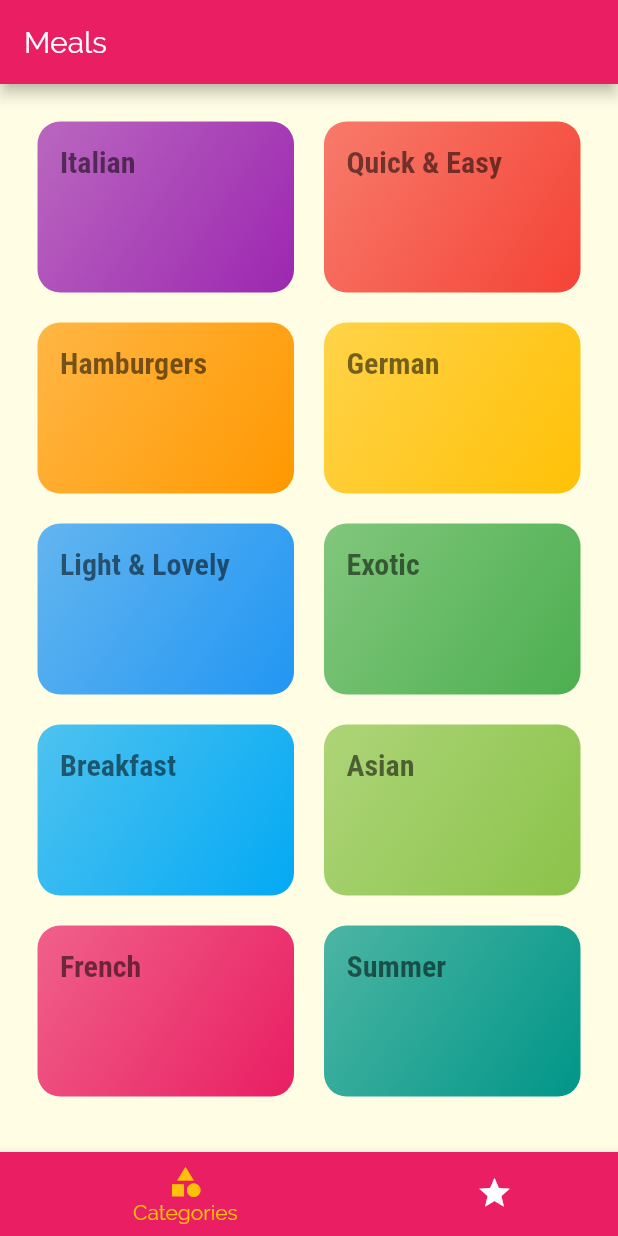
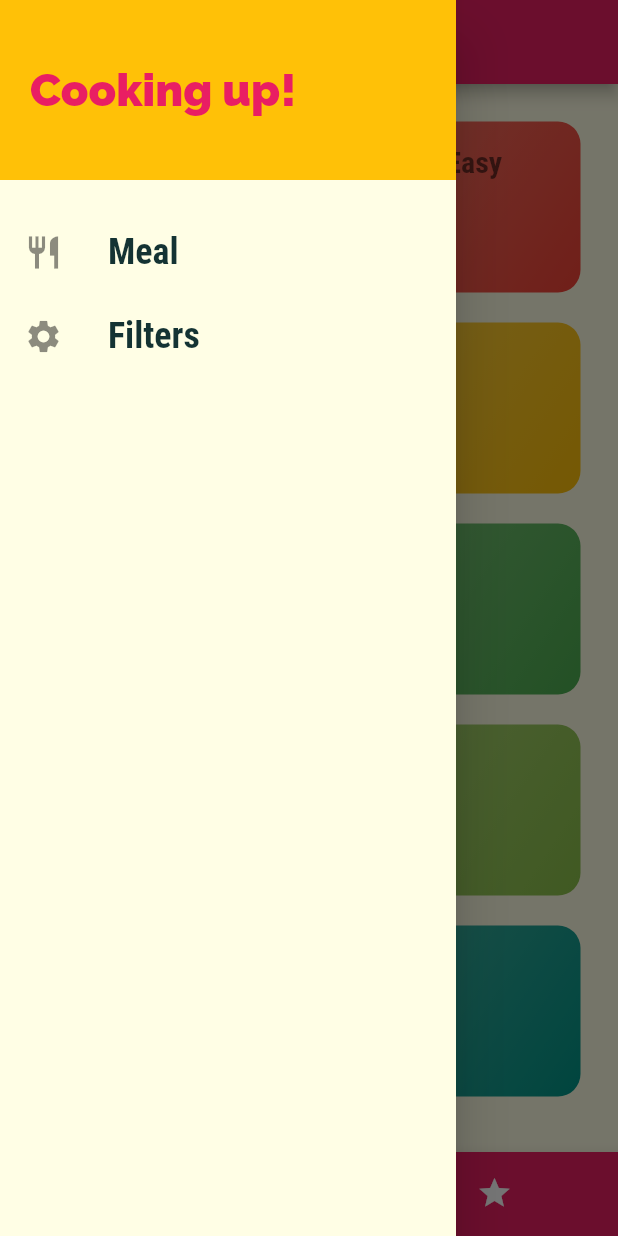
Before and after one commit to ashishtyagi10/meal_app, a Flutter app: the screen it shows after launch, with the side drawer open (before the commit the screen has no drawer), on a phone screen of 412 x 824 dp. Run offline on Flutter 3.47's test engine with Material 2 defaults, Android fonts, the phone set to English and light mode, and no system bars.

Commit message:
added filter screen

```diff
--- a/lib/main.dart
+++ b/lib/main.dart
@@ -1,5 +1,6 @@
 import 'package:flutter/material.dart';
 import 'package:meal_app/screens/category_meals_screen.dart';
+import 'package:meal_app/screens/filters_screen.dart';
 import 'package:meal_app/screens/meal_detail_screen.dart';
 import 'package:meal_app/screens/tabs_screen.dart';
 
@@ -35,8 +36,9 @@ class MyApp extends StatelessWidget {
       initialRoute: '/',
       routes: {
         '/': (ctx) => TabsScreen(),
-        CateogyMealsScreen.routeName: (ctx) => CateogyMealsScreen(),
+        CategoryMealsScreen.routeName: (ctx) => CategoryMealsScreen(),
         MealDetailScreen.routeName: (ctx) => MealDetailScreen(),
+        FilterScreen.routeName: (ctx) => FilterScreen(),
       },
       onGenerateRoute: (settings) {
         print(settings.arguments);
--- a/lib/screens/tabs_screen.dart
+++ b/lib/screens/tabs_screen.dart
@@ -1,6 +1,7 @@
 import 'package:flutter/material.dart';
 import 'package:meal_app/screens/categoreis_screen.dart';
 import 'package:meal_app/screens/favorites_screen.dart';
+import 'package:meal_app/widgets/main_drawer.dart';
 
 class TabsScreen extends StatefulWidget {
   @override
@@ -8,15 +9,20 @@ class TabsScreen extends StatefulWidget {
 }
 
 class _TabsScreenState extends State<TabsScreen> {
-  final List<Widget> _pages = [CategoriesScreen(), FavoritesScreen()];
+  final List<Map<String, Object>> _pages = [
+    {'page': CategoriesScreen(), 'title': 'Categories'},
+    {'page': FavoritesScreen(), 'title': 'Favorites'},
+  ];
+
   @override
   Widget build(BuildContext context) {
     return Scaffold(
       appBar: AppBar(
         actions: [],
-        title: Text('Meals'),
+        title: Text(_pages[_selectedPageIndex]['title']),
       ),
-      body: _pages[_selectedPageIndex],
+      drawer: MainDrawer(),
+      body: _pages[_selectedPageIndex]['page'],
       bottomNavigationBar: BottomNavigationBar(
         items: [
           BottomNavigationBarItem(
--- a/lib/widgets/category_item.dart
+++ b/lib/widgets/category_item.dart
@@ -9,7 +9,7 @@ class CategoryItem extends StatelessWidget {
   CategoryItem(this.id, this.title, this.color);
 
   void selectCategory(BuildContext context, String id, String title) {
-    Navigator.of(context).pushNamed(CateogyMealsScreen.routeName,
+    Navigator.of(context).pushNamed(CategoryMealsScreen.routeName,
         arguments: {'id': id, 'title': title});
   }
 
--- /dev/null
+++ b/lib/widgets/main_drawer.dart
@@ -0,0 +1,54 @@
+import 'package:flutter/material.dart';
+import 'package:meal_app/screens/filters_screen.dart';
+
+class MainDrawer extends StatelessWidget {
+  Widget buildListTile(String title, IconData iconData, Function tapHandler) {
+    return ListTile(
+      leading: Icon(
+        iconData,
+        size: 26,
+      ),
+      title: Text(
+        title,
+        style: TextStyle(
+            fontFamily: 'RobotoCondensed',
+            fontSize: 24,
+            fontWeight: FontWeight.bold),
+      ),
+      onTap: tapHandler,
+    );
+  }
+
+  @override
+  Widget build(BuildContext context) {
+    return Drawer(
+      child: Column(
+        children: [
+          Container(
+            height: 120,
+            width: double.infinity,
+            padding: EdgeInsets.all(20),
+            alignment: Alignment.centerLeft,
+            color: Theme.of(context).accentColor,
+            child: Text(
+              'Cooking up!',
+              style: TextStyle(
+                  fontWeight: FontWeight.w900,
+                  fontSize: 30,
+                  color: Theme.of(context).primaryColor),
+            ),
+          ),
+          SizedBox(
+            height: 20,
+          ),
+          buildListTile('Meal', Icons.restaurant, () {
+            Navigator.of(context).pushReplacementNamed('/');
+          }),
+          buildListTile('Filters', Icons.settings, () {
+            Navigator.of(context).pushReplacementNamed(FilterScreen.routeName);
+          }),
+        ],
+      ),
+    );
+  }
+}
```
Also changed, not shown: lib/screens/category_meals_screen.dart (+46 -18 lines), lib/screens/filters_screen.dart (added, +79 -0 lines), lib/screens/meal_detail_screen.dart (+8 -0 lines), lib/widgets/meal_item.dart (+10 -2 lines).
